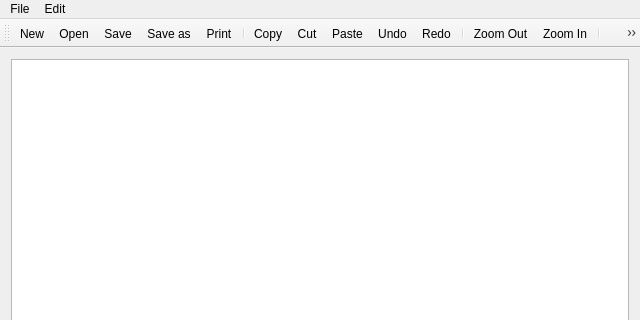
Above: notepad/notepad.ui from zurg3/test before the change; both pictures show x 0 to 640 and y 0 to 320 of the 640 by 480 pixel window. Below: the same form after it.
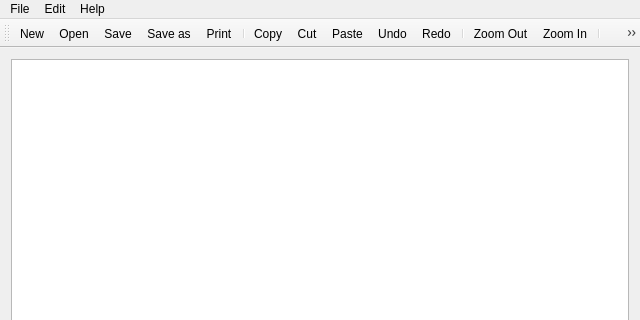
That is the form after the change. Icons and pictures are not drawn.

```diff
--- a/notepad/notepad.ui
+++ b/notepad/notepad.ui
@@ -55,8 +55,15 @@
         <addaction name="actionZoomOut"/>
         <addaction name="actionZoomIn"/>
       </widget>
+      <widget class="QMenu" name="menuHelp">
+        <property name="title">
+          <string>Help</string>
+        </property>
+        <addaction name="actionAbout"/>
+      </widget>
       <addaction name="menuFile"/>
       <addaction name="menuEdit"/>
+      <addaction name="menuHelp"/>
     </widget>
     <widget class="QToolBar" name="mainToolBar">
       <attribute name="toolBarArea">
```
